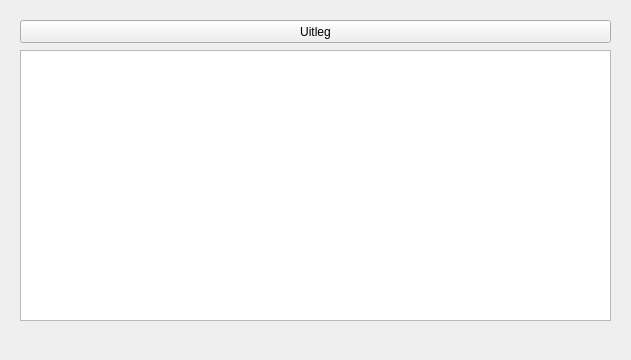
This is src/app/ruleCreator/helpWindow.ui in Dtai/PokerbotClient as Qt 5 draws it before an edit. The edited form follows.
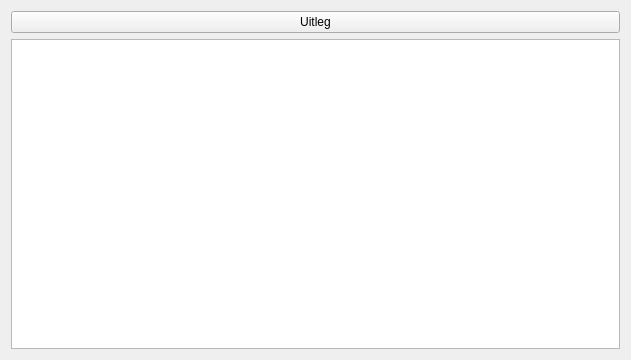
This is the edited form.

What changed in the file:
```diff
--- a/src/app/ruleCreator/helpWindow.ui
+++ b/src/app/ruleCreator/helpWindow.ui
@@ -22,29 +22,18 @@
   <property name="windowTitle">
    <string>Uitleg</string>
   </property>
-  <widget class="QTextBrowser" name="information">
-   <property name="geometry">
-    <rect>
-     <x>20</x>
-     <y>50</y>
-     <width>591</width>
-     <height>271</height>
-    </rect>
-   </property>
-  </widget>
+  <layout class="QGridLayout" name="gridLayout">
+   <item row="0" column="0">
   <widget class="QPushButton" name="btnInformation">
-   <property name="geometry">
-    <rect>
-     <x>20</x>
-     <y>20</y>
-     <width>591</width>
-     <height>23</height>
-    </rect>
-   </property>
    <property name="text">
     <string>Uitleg</string>
    </property>
   </widget>
+   </item>
+   <item row="1" column="0">
+    <widget class="QTextBrowser" name="information"/>
+   </item>
+  </layout>
  </widget>
  <resources/>
  <connections/>
```
Lines whose indentation alone changed are shown as unchanged.
